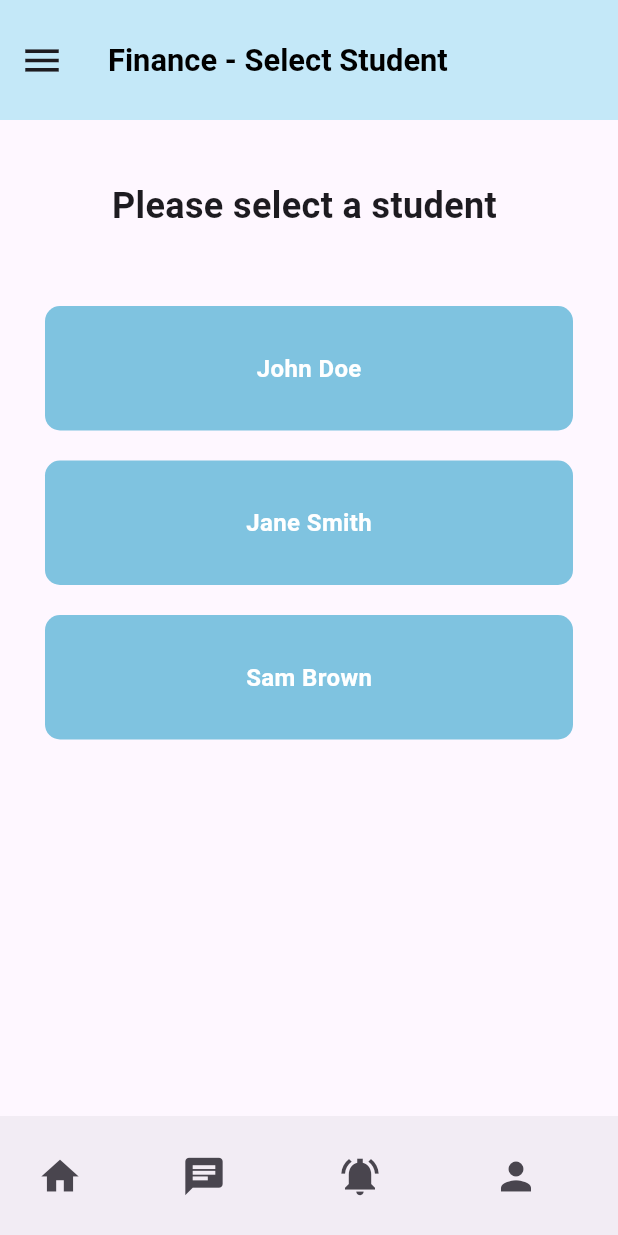
After one commit to simrant27/Eskool, a Flutter app: the StudentListScreen screen opened directly, on a phone screen of 412 x 824 dp. The commit adds this screen. Run offline on Flutter 3.47's test engine with Material 3 defaults, Android fonts, the phone set to English and light mode, and no system bars; network calls fail.

Commit message:
udate on finace screen and change name to parentsdashboard

```diff
--- a/lib/component/customBottomAppBar.dart
+++ b/lib/component/customBottomAppBar.dart
@@ -1,6 +1,6 @@
 import 'package:flutter/material.dart';
 import '../data/menuItems.dart';
-import '../screen/studentdashboard.dart';
+import '../screen/parentsdashboard.dart';
 
 class CustomBottomAppBar extends StatelessWidget {
   const CustomBottomAppBar({
@@ -27,7 +27,7 @@ class CustomBottomAppBar extends StatelessWidget {
             onPressed: () {
               Navigator.push(
                 context,
-                MaterialPageRoute(builder: (context) => Studentdashboard()),
+                MaterialPageRoute(builder: (context) => parentsdashboard()),
               );
             },
           ),
--- a/lib/component/drawerlist.dart
+++ b/lib/component/drawerlist.dart
@@ -23,8 +23,6 @@ Drawer drawerlist(BuildContext context) {
               introduction['RegNO'] ??
                   Text('Registration Number not available'),
               SizedBox(height: 6),
-              introduction['Standard'] ?? Text('Standard not available'),
-              SizedBox(height: 8),
             ],
           ),
         ),
--- a/lib/data/data.dart
+++ b/lib/data/data.dart
@@ -26,3 +26,8 @@ final Map<String, Widget> introduction = {
     ),
   ),
 };
+final Map<String, Widget> details = {
+  'name': Text(" Jackie", style: TextStyle(fontSize: 18)),
+  'email': Text(" Email : asmita@gmail", style: TextStyle(fontSize: 18)),
+  'number': Text("number : 98111111", style: TextStyle(fontSize: 18)),
+};
--- a/lib/data/menuItems.dart
+++ b/lib/data/menuItems.dart
@@ -1,5 +1,6 @@
+import '../screen/StudentListScreen.dart';
 import '../screen/profile.dart';
-import '../screen/studentdashboard.dart';
+import '../screen/parentsdashboard.dart';
 import 'package:flutter/material.dart';
 
 class MenuItem {
@@ -22,7 +23,7 @@ List<MenuItem> menuItems(BuildContext context) {
       onTap: () {
         Navigator.push(
           context,
-          MaterialPageRoute(builder: (context) => Studentdashboard()),
+          MaterialPageRoute(builder: (context) => parentsdashboard()),
         );
       },
     ),
@@ -58,10 +59,27 @@ List<MenuItem> menuItems(BuildContext context) {
       },
     ),
     MenuItem(
+      icon: Icons.details,
+      title: 'Child Details',
+      onTap: () {
+        // Handle the tap event
+      },
+    ),
+    MenuItem(
+      icon: Icons.book_online_rounded,
+      title: 'Materials',
+      onTap: () {
+        // Handle the tap event
+      },
+    ),
+    MenuItem(
       icon: Icons.attach_money_sharp,
       title: 'Finance',
       onTap: () {
-        // Handle the tap event
+        Navigator.push(
+          context,
+          MaterialPageRoute(builder: (context) => StudentListScreen()),
+        );
       },
     ),
     MenuItem(
--- /dev/null
+++ b/lib/data/student.dart
@@ -0,0 +1,31 @@
+final List<Map<String, dynamic>> students = [
+  {
+    'name': 'John Doe',
+    'grade': 1,
+    'fees': 500.00,
+    'items': [
+      {'description': 'Tuition Fees', 'amount': 500.00},
+      {'description': 'Books', 'amount': 150.00},
+      {'description': 'Sports Activities', 'amount': 75.00},
+    ]
+  },
+  {
+    'name': 'Jane Smith',
+    'grade': 2,
+    'fees': 600.00,
+    'items': [
+      {'description': 'Tuition Fees', 'amount': 550.00},
+      {'description': 'Books', 'amount': 100.00},
+      {'description': 'Transport', 'amount': 50.00},
+    ]
+  },
+  {
+    'name': 'Sam Brown',
+    'grade': 3,
+    'fees': 550.00,
+    'items': [
+      {'description': 'Tuition Fees', 'amount': 500.00},
+      {'description': 'Uniform', 'amount': 50.00},
+    ]
+  },
+];
--- a/lib/main.dart
+++ b/lib/main.dart
@@ -1,6 +1,6 @@
 // ignore_for_file: prefer_const_constructors
 
-import 'package:eskool_asmita/screen/studentdashboard.dart';
+import 'package:eskool_asmita/screen/parentsdashboard.dart';
 import 'package:flutter/material.dart';
 
 void main() {
@@ -35,6 +35,6 @@ class MyApp extends StatelessWidget {
           useMaterial3: true,
         ),
         debugShowCheckedModeBanner: false,
-        home: Studentdashboard());
+        home: parentsdashboard());
   }
 }
--- /dev/null
+++ b/lib/screen/StudentListScreen.dart
@@ -0,0 +1,73 @@
+import 'package:flutter/material.dart';
+
+import '../component/customAppBar.dart';
+import '../component/customBottomAppBar.dart';
+import '../data/student.dart';
+import 'finance.dart';
+
+class StudentListScreen extends StatelessWidget {
+  @override
+  Widget build(BuildContext context) {
+    return Scaffold(
+      appBar: customAppBar(
+          "Finance - Select Student", MediaQuery.of(context).size.height / 40),
+      body: Column(
+        children: [
+          SizedBox(height: 40),
+          Center(
+            child: Text(
+              "Please select a student ",
+              style: TextStyle(fontSize: 24, fontWeight: FontWeight.bold),
+            ),
+          ),
+          SizedBox(height: 40),
+          Container(
+            height: MediaQuery.of(context).size.height / 2,
+            child: ListView.builder(
+              scrollDirection: Axis.vertical,
+              itemCount: students.length,
+              itemBuilder: (context, index) {
+                final student = students[index];
+                return GestureDetector(
+                  onTap: () {
+                    Navigator.push(
+                      context,
+                      MaterialPageRoute(
+                        builder: (context) => FinanceBillScreen(
+                          studentName: student['name'],
+                          billItems: student['items'],
+                          totalAmount: student['fees'],
+                        ),
+                      ),
+                    );
+                  },
+                  child: Container(
+                    margin: EdgeInsets.symmetric(
+                        horizontal: 30,
+                        vertical: 10), // Adjust margin for spacing
+                    padding: EdgeInsets.all(30),
+                    decoration: BoxDecoration(
+                      color: Color.fromARGB(255, 127, 195, 224),
+                      borderRadius: BorderRadius.circular(10),
+                    ),
+                    child: Center(
+                      child: Text(
+                        student['name'],
+                        style: TextStyle(
+                          color: Colors.white,
+                          fontSize: 16,
+                          fontWeight: FontWeight.bold,
+                        ),
+                      ),
+                    ),
+                  ),
+                );
+              },
+            ),
+          ),
+        ],
+      ),
+      bottomNavigationBar: CustomBottomAppBar(),
+    );
+  }
+}
```
Also changed, not shown: lib/component/buildProfileSection.dart (added, +22 -0 lines), lib/component/buildSecuritySection.dart (added, +21 -0 lines), lib/screen/StudentDetail.dart (added, +43 -0 lines), lib/screen/finance.dart (added, +121 -0 lines), lib/screen/parentsdashboard.dart (renamed from lib/screen/studentdashboard.dart, +11 -6 lines), lib/screen/profile.dart (+92 -23 lines), 1 other file.
